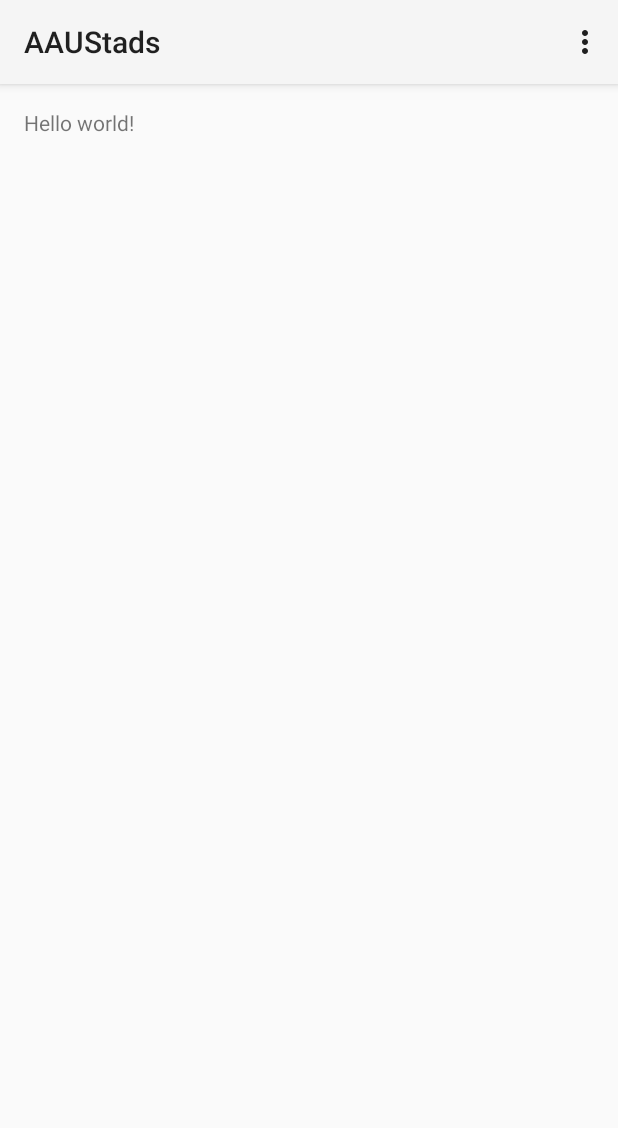
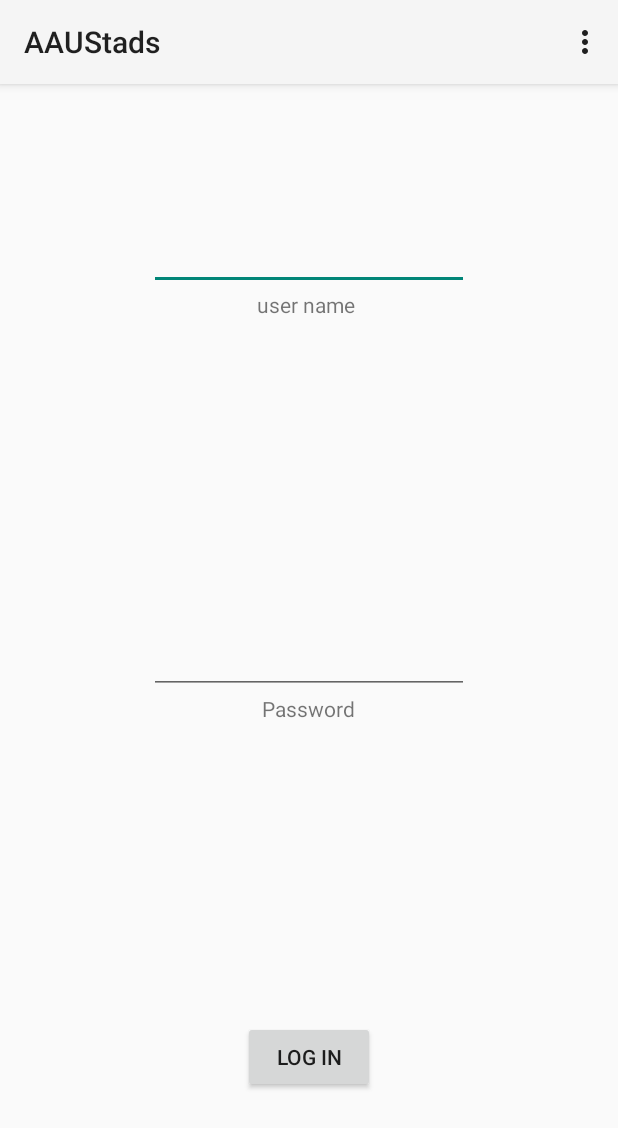
Before and after one commit to looopTools/AAUStads, an Android app: the screen it shows after launch (login_activity), on a phone screen of 412 x 824 dp. Shown: the top 1128 px of the screen. Run offline under Robolectric (Android 15) with nearby library versions, the phone set to English and light mode, and no system bars.

```diff
--- a/app/src/main/java/nyx/com/aaustads/login_activity.java
+++ b/app/src/main/java/nyx/com/aaustads/login_activity.java
@@ -4,12 +4,21 @@ import android.app.Activity;
 import android.os.Bundle;
 import android.view.Menu;
 import android.view.MenuItem;
+import android.view.View;
+import android.widget.EditText;
+import android.widget.Toast;
+
+import nyx.com.aaustads.model.UserModel;
+import nyx.com.aaustads.nyx.com.aaustads.logic.CheckCredentials;
 
 
 public class login_activity extends Activity {
 
+    private UserModel model;
+
     @Override
     protected void onCreate(Bundle savedInstanceState) {
+        model = new UserModel();
         super.onCreate(savedInstanceState);
         setContentView(R.layout.activity_login_activity);
     }
@@ -33,4 +42,14 @@ public class login_activity extends Activity {
         }
         return super.onOptionsItemSelected(item);
     }
+
+    public void checkCreds(View view){
+        String username = ((EditText) findViewById(R.id.usernameInput)).getText().toString();
+        String password = ((EditText) findViewById(R.id.passwordInput)).getText().toString();
+        if(CheckCredentials.isStadsUser(username, password)) {
+            Toast t = Toast.makeText(getApplicationContext(), "success", Toast.LENGTH_SHORT);
+            t.show();
+        }
+
+    }
 }
--- /dev/null
+++ b/app/src/main/java/nyx/com/aaustads/model/UserModel.java
@@ -0,0 +1,20 @@
+package nyx.com.aaustads.model;
+
+/**
+ * Created by tools on 04/08/14.
+ */
+public class UserModel {
+    private final String user = "laniel13", password = "demo";
+
+    public  UserModel(){
+
+    }
+
+    public String getUser(){
+        return this.user;
+    }
+
+    public String getPassword(){
+        return this.password;
+    }
+}
--- a/app/src/main/res/layout/activity_login_activity.xml
+++ b/app/src/main/res/layout/activity_login_activity.xml
@@ -6,11 +6,58 @@
     android:paddingRight="@dimen/activity_horizontal_margin"
     android:paddingTop="@dimen/activity_vertical_margin"
     android:paddingBottom="@dimen/activity_vertical_margin"
-    tools:context=".login_activity">
+    tools:context=".login_activity"
+    >
+
+    <EditText
+        android:layout_width="wrap_content"
+        android:layout_height="wrap_content"
+        android:id="@+id/usernameInput"
+        android:layout_alignParentTop="true"
+        android:layout_marginTop="76dp"
+        android:layout_alignLeft="@+id/passwordInput"
+        android:layout_alignStart="@+id/passwordInput"
+        android:layout_alignRight="@+id/passwordInput"
+        android:layout_alignEnd="@+id/passwordInput"
+        android:singleLine="true" />
+
+
+    <EditText
+        android:layout_width="wrap_content"
+        android:layout_height="wrap_content"
+        android:inputType="textPassword"
+        android:ems="10"
+        android:id="@+id/passwordInput"
+        android:layout_centerVertical="true"
+        android:layout_centerHorizontal="true" />
+
+    <Button
+        android:layout_width="wrap_content"
+        android:layout_height="wrap_content"
+        android:text="Log IN"
+        android:id="@+id/blogInBtn"
+        android:layout_alignParentBottom="true"
+        android:layout_centerHorizontal="true"
+        android:layout_marginBottom="79dp"
+        android:onClick="checkCreds"/>
 
     <TextView
-        android:text="@string/hello_world"
         android:layout_width="wrap_content"
-        android:layout_height="wrap_content" />
+        android:layout_height="wrap_content"
+        android:textAppearance="?android:attr/textAppearanceSmall"
+        android:text="user name"
+        android:id="@+id/textView"
+        android:layout_below="@+id/usernameInput"
+        android:layout_alignRight="@+id/textView2"
+        android:layout_alignEnd="@+id/textView2" />
+
+    <TextView
+        android:layout_width="wrap_content"
+        android:layout_height="wrap_content"
+        android:textAppearance="?android:attr/textAppearanceSmall"
+        android:text="Password"
+        android:id="@+id/textView2"
+        android:layout_below="@+id/passwordInput"
+        android:layout_centerHorizontal="true" />
 
 </RelativeLayout>
```
Also changed, not shown: app/src/main/java/nyx/com/aaustads/nyx/com/aaustads/logic/CheckCredentials.java (added, +13 -0 lines), app/src/main/java/nyx/com/aaustads/nyx/com/aaustads/logic/ksoap.java (added, +64 -0 lines), app/libs/ksoap2-android-assembly-3.3.0-jar-with-dependencies.jar (added), 1 other file.
